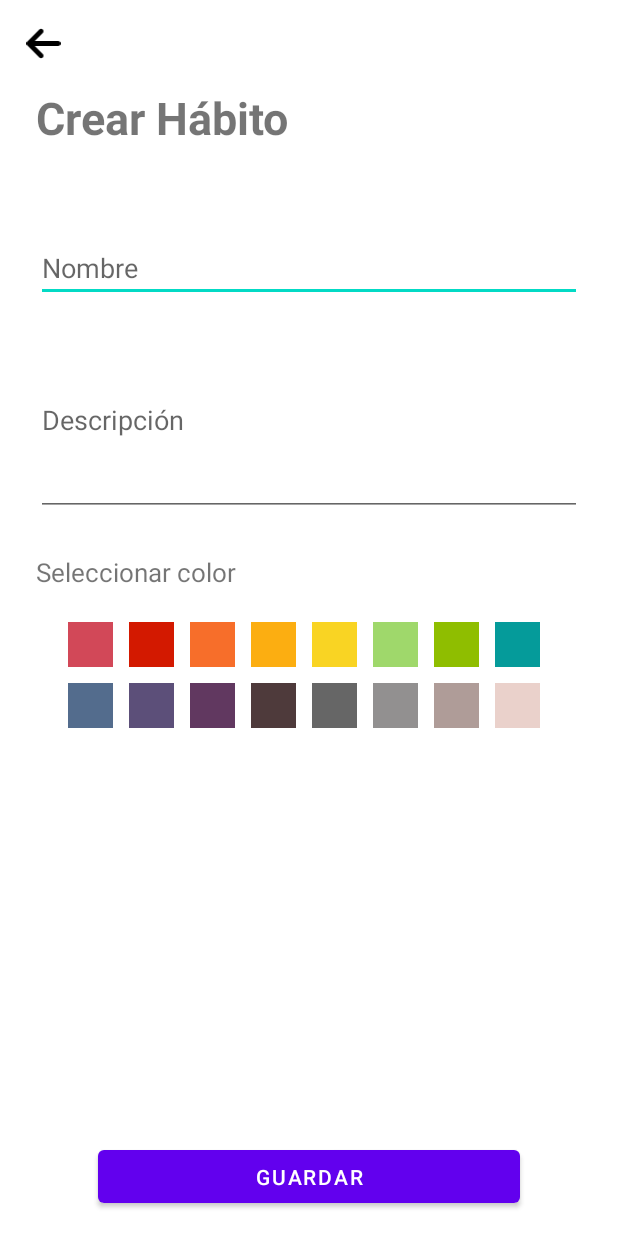
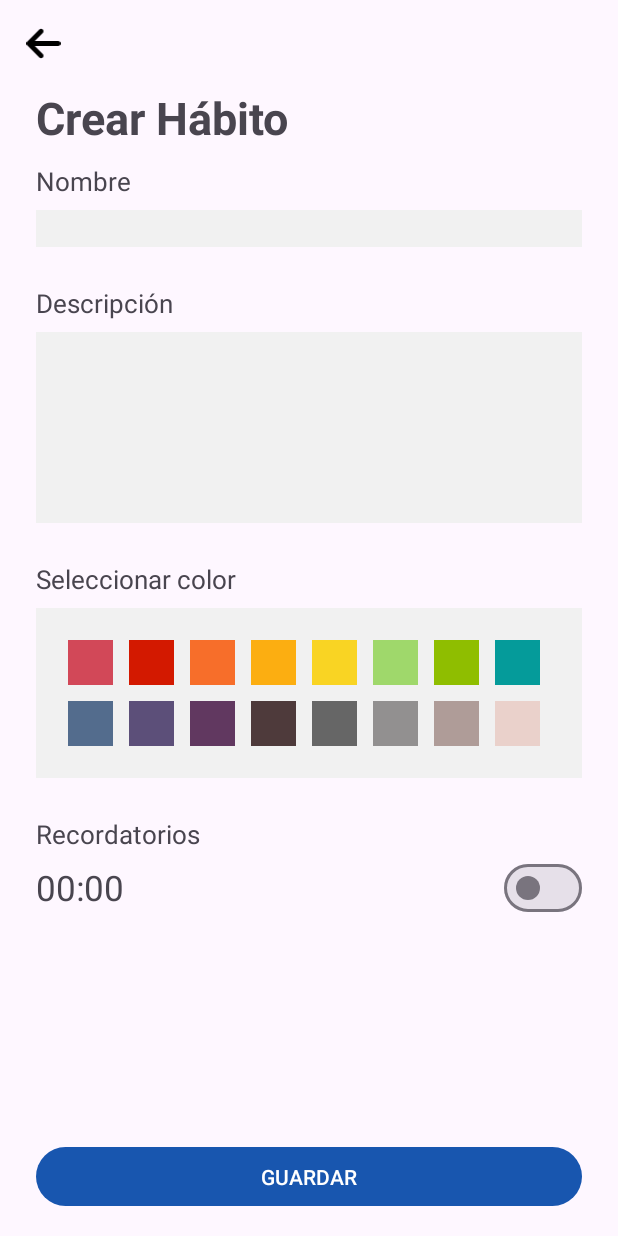
Before and after one commit to alfonsaco/CodeZen, an Android app: the CreateHabitActivity screen opened directly, with no data from a screen before it, on a phone screen of 412 x 824 dp. Run offline under Robolectric (Android 15) with nearby library versions, the phone set to English and light mode, and no system bars; our stand-ins replace Firebase (no records; nobody signed in at launch, a user with empty details on screens opened directly).

Commit message:
Cambio tema y agregado de Switch

```diff
--- a/app/build.gradle.kts
+++ b/app/build.gradle.kts
@@ -63,4 +63,7 @@ dependencies {
     implementation("com.google.firebase:firebase-auth:22.3.1")
     implementation("com.google.android.gms:play-services-auth:21.0.0")
     implementation(platform("com.google.firebase:firebase-bom:33.7.0"))
+
+    // Material
+    implementation("com.google.android.material:material:1.11.0")
 }
--- /dev/null
+++ b/app/src/main/res/drawable/tick.xml
@@ -0,0 +1,9 @@
+<vector xmlns:android="http://schemas.android.com/apk/res/android"
+    android:width="20dp"
+    android:height="20dp"
+    android:viewportWidth="448"
+    android:viewportHeight="512">
+  <path
+      android:fillColor="#FF000000"
+      android:pathData="M438.6,105.4c12.5,12.5 12.5,32.8 0,45.3l-256,256c-12.5,12.5 -32.8,12.5 -45.3,0l-128,-128c-12.5,-12.5 -12.5,-32.8 0,-45.3s32.8,-12.5 45.3,0L160,338.7 393.4,105.4c12.5,-12.5 32.8,-12.5 45.3,0z"/>
+</vector>
--- a/app/src/main/res/layout/habit_create_activity.xml
+++ b/app/src/main/res/layout/habit_create_activity.xml
@@ -32,10 +32,9 @@
 
     <ScrollView
         android:layout_width="0dp"
-        android:layout_height="631dp"
+        android:layout_height="wrap_content"
         android:layout_marginStart="24dp"
         android:layout_marginEnd="24dp"
-        app:layout_constraintBottom_toBottomOf="parent"
         app:layout_constraintEnd_toEndOf="parent"
         app:layout_constraintStart_toStartOf="parent"
         app:layout_constraintTop_toBottomOf="@+id/textView5">
@@ -46,23 +45,39 @@
             android:layout_marginTop="10dp"
             android:orientation="vertical">
 
+            <TextView
+                android:id="@+id/textView10"
+                android:layout_width="match_parent"
+                android:layout_height="wrap_content"
+                android:text="Nombre"
+                android:textSize="17sp" />
+
             <EditText
                 android:id="@+id/etxtNombreHabito"
                 android:layout_width="match_parent"
                 android:layout_height="wrap_content"
+                android:layout_marginTop="7dp"
+                android:background="#F1F1F1"
                 android:ems="10"
-                android:hint="Nombre"
                 android:inputType="text"
                 tools:layout_editor_absoluteX="204dp"
                 tools:layout_editor_absoluteY="28dp" />
+
+            <TextView
+                android:id="@+id/textView9"
+                android:layout_width="match_parent"
+                android:layout_height="wrap_content"
+                android:layout_marginTop="25dp"
+                android:text="Descripción"
+                android:textSize="17sp" />
 
             <EditText
                 android:id="@+id/etxtDescripcion"
                 android:layout_width="match_parent"
                 android:layout_height="127dp"
-                android:layout_marginTop="15dp"
+                android:layout_marginTop="7dp"
+                android:background="#F1F1F1"
                 android:ems="10"
-                android:hint="Descripción"
                 android:inputType="textMultiLine"
                 android:minLines="4" />
 
@@ -70,18 +85,20 @@
             <TextView
                 android:layout_width="wrap_content"
                 android:layout_height="wrap_content"
-                android:textSize="17sp"
                 android:layout_marginTop="25dp"
-                android:text="Seleccionar color" />
+                android:text="Seleccionar color"
+                android:textSize="17sp" />
 
             <GridLayout
                 android:id="@+id/contenedorColores"
                 android:layout_width="match_parent"
                 android:layout_height="wrap_content"
+                android:layout_marginTop="7dp"
                 android:alignmentMode="alignMargins"
+                android:background="#F1F1F1"
                 android:columnCount="8"
-                android:rowCount="2"
-                android:padding="16dp">
+                android:padding="16dp"
+                android:rowCount="2">
 
                 <View
                     android:id="@+id/color1"
@@ -213,14 +230,47 @@
 
             </GridLayout>
 
+            <!-- RECORDATORIOS -->
+            <TextView
+                android:id="@+id/textView11"
+                android:layout_width="wrap_content"
+                android:layout_height="wrap_content"
+                android:layout_marginTop="25dp"
+                android:text="Recordatorios"
+                android:textSize="17sp" />
+
+            <LinearLayout
+                android:layout_width="match_parent"
+                android:layout_height="wrap_content"
+                android:orientation="horizontal">
+
+                <TextView
+                    android:id="@+id/textView13"
+                    android:layout_width="wrap_content"
+                    android:layout_height="match_parent"
+                    android:layout_weight="1"
+                    android:textSize="23sp"
+                    android:gravity="left|center_vertical"
+                    android:text="00:00" />
+
+                <com.google.android.material.materialswitch.MaterialSwitch
+                    android:id="@+id/switchRecordatorios"
+                    android:layout_width="wrap_content"
+                    android:layout_height="wrap_content"
+                    android:checked="false" />
+
+            </LinearLayout>
+
 
         </LinearLayout>
     </ScrollView>
 
     <Button
         android:id="@+id/btnAgregarNuevoHabito"
-        android:layout_width="281dp"
+        android:layout_width="0dp"
         android:layout_height="47dp"
+        android:layout_marginStart="24dp"
+        android:layout_marginEnd="24dp"
         android:layout_marginBottom="16dp"
         android:text="GUARDAR"
         app:layout_constraintBottom_toBottomOf="parent"
--- a/app/src/main/res/layout/item_habit.xml
+++ b/app/src/main/res/layout/item_habit.xml
@@ -52,7 +52,7 @@
                 android:layout_height="wrap_content"
                 android:gravity="center_horizontal|center_vertical"
                 android:layout_weight="1"
-                app:icon="@drawable/ic_notifications_black_24dp" />
+                app:icon="@drawable/tick" />
 
         </LinearLayout>
 
--- a/app/src/main/res/values/themes.xml
+++ b/app/src/main/res/values/themes.xml
@@ -1,16 +1,12 @@
 <resources xmlns:tools="http://schemas.android.com/tools">
     <!-- Base application theme. -->
-    <style name="Theme.CodeZen" parent="Theme.MaterialComponents.DayNight.NoActionBar">
-        <!-- Primary brand color. -->
-        <item name="colorPrimary">@color/purple_500</item>
-        <item name="colorPrimaryVariant">@color/purple_700</item>
+    <style name="Theme.CodeZen" parent="Theme.Material3.DayNight.NoActionBar">
+        <item name="colorPrimary">#1856AF</item>
         <item name="colorOnPrimary">@color/white</item>
-        <!-- Secondary brand color. -->
+        <item name="colorPrimaryContainer">#81A3DF</item>
         <item name="colorSecondary">@color/teal_200</item>
-        <item name="colorSecondaryVariant">@color/teal_700</item>
         <item name="colorOnSecondary">@color/black</item>
-        <!-- Status bar color. -->
-        <item name="android:statusBarColor">?attr/colorPrimaryVariant</item>
-        <!-- Customize your theme here. -->
+        <item name="colorSecondaryContainer">#FFFFFF</item>
+        <item name="android:statusBarColor">?attr/colorPrimaryContainer</item>
     </style>
 </resources>
```
